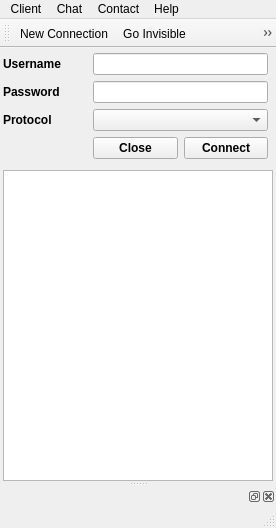
The window that py/gui/main_auto.ui (mnunberg/yobot) describes before a commit, drawn with Qt 5.
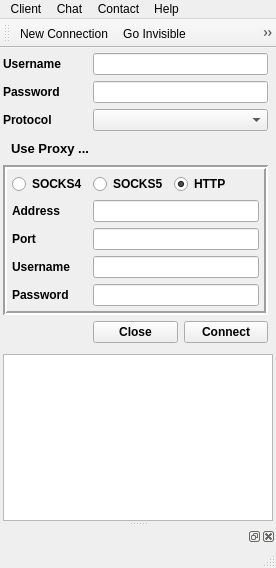
The same window after the commit. Icons and pictures are not drawn.

Commit message: Added proxy support

What changed in the file:
```diff
--- a/py/gui/main_auto.ui
+++ b/py/gui/main_auto.ui
@@ -10,7 +10,7 @@
     <x>0</x>
     <y>0</y>
     <width>276</width>
-    <height>528</height>
+    <height>568</height>
    </rect>
   </property>
   <property name="windowTitle">
@@ -162,7 +162,206 @@
          </property>
         </widget>
        </item>
-       <item row="4" column="2">
+       <item row="4" column="0" colspan="3">
+        <widget class="QToolButton" name="show_proxy_prefs">
+         <property name="font">
+          <font>
+           <pointsize>10</pointsize>
+           <weight>75</weight>
+           <bold>true</bold>
+          </font>
+         </property>
+         <property name="text">
+          <string>Use Proxy ...</string>
+         </property>
+         <property name="icon">
+          <iconset resource="../../../yobot/py/gui/resources.qrc">
+           <normaloff>:/icons/icons/stock_proxy.svg</normaloff>:/icons/icons/stock_proxy.svg</iconset>
+         </property>
+         <property name="iconSize">
+          <size>
+           <width>16</width>
+           <height>16</height>
+          </size>
+         </property>
+         <property name="checkable">
+          <bool>true</bool>
+         </property>
+         <property name="toolButtonStyle">
+          <enum>Qt::ToolButtonTextBesideIcon</enum>
+         </property>
+         <property name="autoRaise">
+          <bool>true</bool>
+         </property>
+        </widget>
+       </item>
+       <item row="5" column="0" colspan="3">
+        <widget class="QFrame" name="proxy_params">
+         <property name="enabled">
+          <bool>true</bool>
+         </property>
+         <property name="frameShape">
+          <enum>QFrame::Box</enum>
+         </property>
+         <property name="frameShadow">
+          <enum>QFrame::Sunken</enum>
+         </property>
+         <property name="lineWidth">
+          <number>2</number>
+         </property>
+         <layout class="QGridLayout" name="gridLayout_4">
+          <property name="margin">
+           <number>5</number>
+          </property>
+          <item row="7" column="0">
+           <widget class="QLabel" name="label_2">
+            <property name="font">
+             <font>
+              <weight>75</weight>
+              <bold>true</bold>
+             </font>
+            </property>
+            <property name="text">
+             <string>Password</string>
+            </property>
+            <property name="buddy">
+             <cstring>proxy_password</cstring>
+            </property>
+           </widget>
+          </item>
+          <item row="7" column="2" colspan="3">
+           <widget class="QLineEdit" name="proxy_password">
+            <property name="echoMode">
+             <enum>QLineEdit::Password</enum>
+            </property>
+           </widget>
+          </item>
+          <item row="0" column="0">
+           <widget class="QRadioButton" name="proxy_type_socks4">
+            <property name="font">
+             <font>
+              <weight>75</weight>
+              <italic>false</italic>
+              <bold>true</bold>
+             </font>
+            </property>
+            <property name="text">
+             <string>SOCKS4</string>
+            </property>
+           </widget>
+          </item>
+          <item row="0" column="2">
+           <widget class="QRadioButton" name="proxy_type_socks5">
+            <property name="font">
+             <font>
+              <weight>75</weight>
+              <italic>false</italic>
+              <bold>true</bold>
+             </font>
+            </property>
+            <property name="text">
+             <string>SOCKS5</string>
+            </property>
+            <property name="checked">
+             <bool>false</bool>
+            </property>
+           </widget>
+          </item>
+          <item row="0" column="3">
+           <widget class="QRadioButton" name="proxy_type_http">
+            <property name="font">
+             <font>
+              <weight>75</weight>
+              <italic>false</italic>
+              <bold>true</bold>
+             </font>
+            </property>
+            <property name="text">
+             <string>HTTP</string>
+            </property>
+            <property name="checked">
+             <bool>true</bool>
+            </property>
+           </widget>
+          </item>
+          <item row="3" column="0">
+           <widget class="QLabel" name="label_3">
+            <property name="font">
+             <font>
+              <weight>75</weight>
+              <bold>true</bold>
+             </font>
+            </property>
+            <property name="text">
+             <string>Port</string>
+            </property>
+            <property name="buddy">
+             <cstring>proxy_port</cstring>
+            </property>
+           </widget>
+          </item>
+          <item row="3" column="2" colspan="3">
+           <widget class="QLineEdit" name="proxy_port"/>
+          </item>
+          <item row="2" column="2" colspan="3">
+           <widget class="QLineEdit" name="proxy_host"/>
+          </item>
+          <item row="6" column="2" colspan="3">
+           <widget class="QLineEdit" name="proxy_username"/>
+          </item>
+          <item row="6" column="0">
+           <widget class="QLabel" name="label">
+            <property name="font">
+             <font>
+              <weight>75</weight>
+              <bold>true</bold>
+             </font>
+            </property>
+            <property name="text">
+             <string>Username</string>
+            </property>
+            <property name="buddy">
+             <cstring>proxy_username</cstring>
+            </property>
+           </widget>
+          </item>
+          <item row="2" column="0">
+           <widget class="QLabel" name="label_4">
+            <property name="font">
+             <font>
+              <weight>75</weight>
+              <bold>true</bold>
+             </font>
+            </property>
+            <property name="text">
+             <string>Address</string>
+            </property>
+            <property name="buddy">
+             <cstring>proxy_host</cstring>
+            </property>
+           </widget>
+          </item>
+         </layout>
+        </widget>
+       </item>
+       <item row="7" column="1">
+        <widget class="QPushButton" name="conn_close">
+         <property name="font">
+          <font>
+           <weight>75</weight>
+           <bold>true</bold>
+          </font>
+         </property>
+         <property name="text">
+          <string>Close</string>
+         </property>
+         <property name="icon">
+          <iconset resource="../../../yobot/py/gui/resources.qrc">
+           <normaloff>:/icons/icons/dialog-close.png</normaloff>:/icons/icons/dialog-close.png</iconset>
+         </property>
+        </widget>
+       </item>
+       <item row="7" column="2">
         <widget class="QPushButton" name="w_connect">
          <property name="sizePolicy">
           <sizepolicy hsizetype="Minimum" vsizetype="Fixed">
@@ -185,23 +384,6 @@
          </property>
         </widget>
        </item>
-       <item row="4" column="1">
-        <widget class="QPushButton" name="conn_close">
-         <property name="font">
-          <font>
-           <weight>75</weight>
-           <bold>true</bold>
-          </font>
-         </property>
-         <property name="text">
-          <string>Close</string>
-         </property>
-         <property name="icon">
-          <iconset resource="../../../yobot/py/gui/resources.qrc">
-           <normaloff>:/icons/icons/dialog-close.png</normaloff>:/icons/icons/dialog-close.png</iconset>
-         </property>
-        </widget>
-       </item>
       </layout>
      </widget>
     </item>
@@ -221,7 +403,7 @@
       </property>
      </spacer>
     </item>
-    <item row="2" column="0">
+    <item row="3" column="0">
      <widget class="QTreeView" name="blist">
       <property name="autoScrollMargin">
        <number>28</number>
```
Left out of the diff: 45 changed lines with no effect on the pictures. The commit also changes 12 other files.
